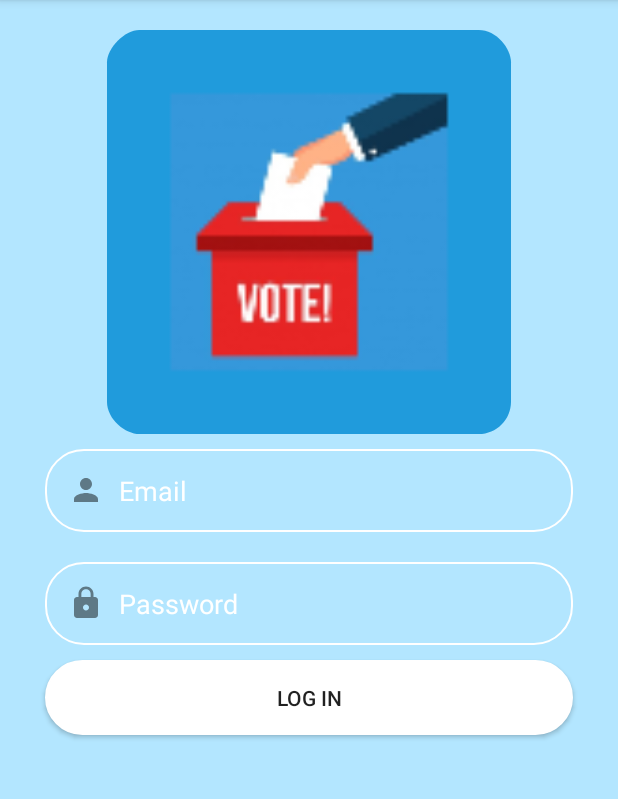
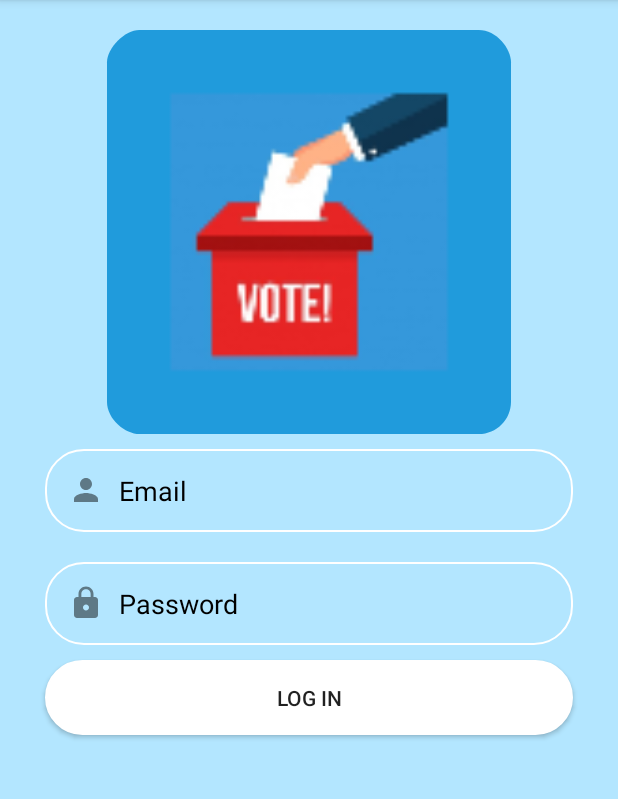
Before and after one commit to bhargavd2/voting_app, an Android app: the screen it shows after launch (MainActivity), on a phone screen of 412 x 824 dp, the part 84-883 px from its top. Run offline under Robolectric (Android 15) with nearby library versions, the phone set to English and light mode, and no system bars; our stand-ins replace Firebase (no records; nobody signed in at launch, a user with empty details on screens opened directly).

Commit message:
- updated .gitignore - update the main ui - in main ui text colour is changed to black

```diff
--- a/app/build.gradle
+++ b/app/build.gradle
@@ -32,6 +32,7 @@ dependencies {
     implementation 'com.google.firebase:firebase-firestore:21.4.3'
     implementation 'com.google.firebase:firebase-analytics:17.2.2'
     implementation 'com.google.firebase:firebase-database:19.3.0'
+    implementation 'com.google.android.material:material:1.2.1'
     testImplementation 'junit:junit:4.12'
     androidTestImplementation 'androidx.test.ext:junit:1.1.1'
     androidTestImplementation 'androidx.test.espresso:espresso-core:3.2.0'
--- a/app/src/main/AndroidManifest.xml
+++ b/app/src/main/AndroidManifest.xml
@@ -2,7 +2,8 @@
 <manifest xmlns:android="http://schemas.android.com/apk/res/android"
     package="com.example.voting">
 
-    <uses-permission android:name="android.permission.INTERNET"/>
+    <uses-permission android:name="android.permission.INTERNET" />
+
     <application
         android:allowBackup="true"
         android:icon="@mipmap/ic_launcher"
@@ -10,7 +11,7 @@
         android:roundIcon="@mipmap/ic_launcher_round"
         android:supportsRtl="true"
         android:theme="@style/AppTheme">
-        <activity android:name=".viewcandidate"></activity>
+        <activity android:name=".viewcandidate" />
         <activity android:name=".viewvoter" />
         <activity android:name=".addvoter" />
         <activity android:name=".AddCandidate" />
--- a/app/src/main/res/layout/activity_main.xml
+++ b/app/src/main/res/layout/activity_main.xml
@@ -29,9 +29,9 @@
         android:drawablePadding="10dp"
         android:hint="Email"
         android:padding="15dp"
-        android:textColor="@color/white"
+        android:textColor="@color/black"
         android:textColorHighlight="@color/white"
-        android:textColorHint="@color/white" />
+        android:textColorHint="@color/black" />
 
     <EditText
         android:id="@+id/password"
@@ -43,9 +43,9 @@
         android:drawablePadding="10dp"
         android:hint="Password"
         android:padding="15dp"
-        android:textColor="@color/white"
+        android:textColor="@color/black"
         android:textColorHighlight="@color/white"
-        android:textColorHint="@color/white" />
+        android:textColorHint="@color/black" />
 
     <Button
         android:id="@+id/login"
--- a/app/src/main/res/values/colors.xml
+++ b/app/src/main/res/values/colors.xml
@@ -5,5 +5,6 @@
     <color name="colorAccent">#03DAC5</color>
     <color name="white">#FFFFFF</color>
     <color name="blue">#b3e6ff</color>
+    <color name="black">#000000</color>
     <color name="signupColor">#066e8a</color>
 </resources>
```
Also changed, not shown: 1 other file.
